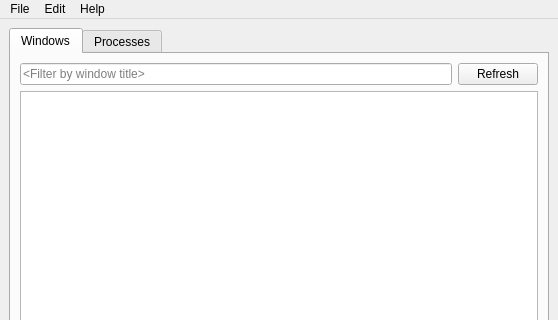
First picture: the form in src/mainwindow.ui, repository k4yt3x/Evanesco, before the edit; both pictures show x 0 to 558 and y 0 to 320 of the 558 by 646 pixel window.
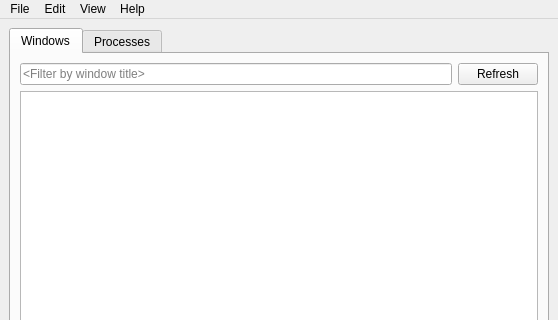
Second picture: the form after the edit. Icons and pictures are not drawn.

Commit message: feat(gui): add view menu tab and auto refresh action

Patch:
```diff
--- a/src/mainwindow.ui
+++ b/src/mainwindow.ui
@@ -175,8 +175,16 @@
     <addaction name="separator"/>
     <addaction name="actionPreferences"/>
    </widget>
+   <widget class="QMenu" name="menuView">
+    <property name="title">
+     <string>View</string>
+    </property>
+    <addaction name="actionAutoRefreshTables"/>
+    <addaction name="actionRefreshCurrentTable"/>
+   </widget>
    <addaction name="menuFiles"/>
    <addaction name="menuEdit"/>
+   <addaction name="menuView"/>
    <addaction name="menuHelp"/>
   </widget>
   <widget class="QStatusBar" name="statusbar"/>
```
Left out of the diff: 17 changed lines with no effect on the pictures. The commit also changes 2 other files.
